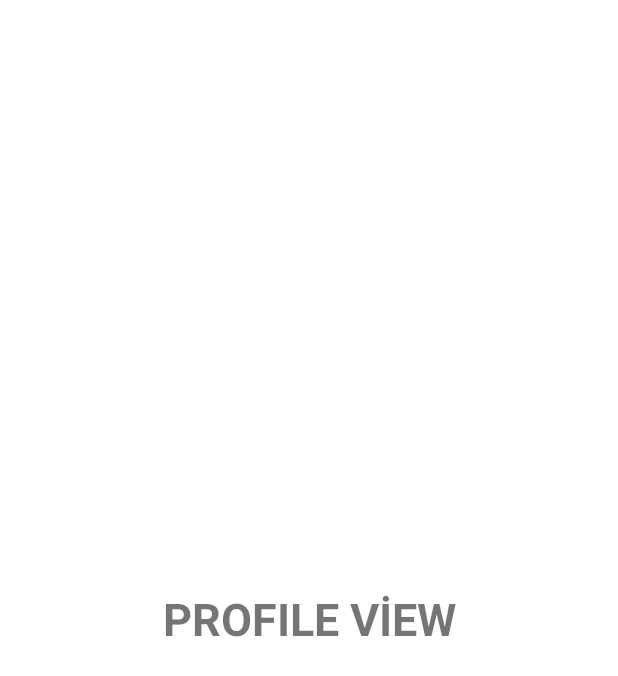
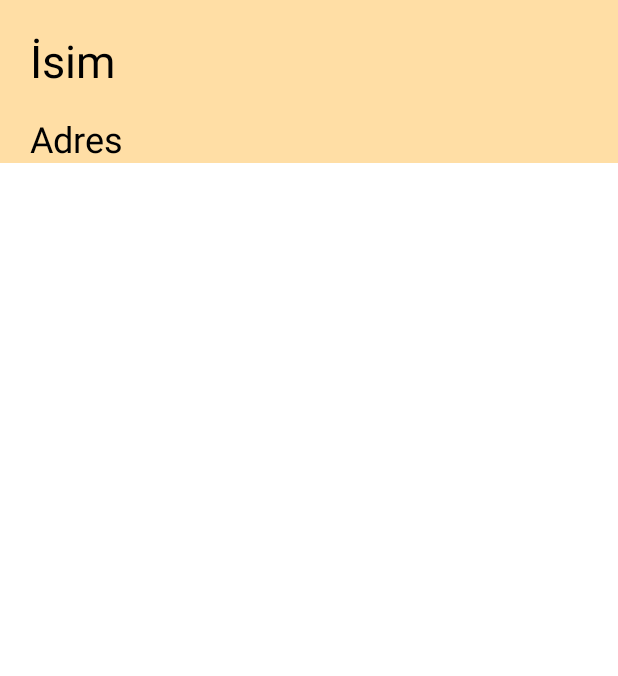
Before and after one commit to mertcanduldul/TradingMarketApp, an Android app: the layout profile_layout.xml on its own in the app's theme, with its tools: preview values and no code run, on a phone screen of 412 x 824 dp. Shown: the top 676 px of the screen. Run offline under Robolectric (Android 15) with nearby library versions, the phone set to English and light mode, and no system bars.

Commit message:
profile tasarımına başlandı

```diff
--- a/app/src/main/res/layout/profile_layout.xml
+++ b/app/src/main/res/layout/profile_layout.xml
@@ -5,16 +5,41 @@
     android:layout_width="match_parent"
     android:layout_height="match_parent">
 
-    <TextView
-        android:id="@+id/textView4"
-        android:layout_width="wrap_content"
+    <FrameLayout
+        android:id="@+id/frameLayout"
+        android:layout_width="match_parent"
+        android:layout_height="0dp"
+        android:background="#86FFC055"
+        app:layout_constraintEnd_toEndOf="parent"
+        app:layout_constraintStart_toStartOf="parent"
+        app:layout_constraintTop_toTopOf="parent">
+
+        <TextView
+            android:id="@+id/textName"
+            android:layout_width="wrap_content"
+            android:layout_height="wrap_content"
+            android:layout_marginStart="20dp"
+            android:layout_marginTop="20dp"
+            android:text="İsim"
+            android:textColor="@color/black"
+            android:textSize="30sp" />
+
+        <TextView
+            android:id="@+id/textAdres"
+            android:layout_width="wrap_content"
+            android:layout_height="wrap_content"
+            android:layout_marginStart="20dp"
+            android:layout_marginTop="76dp"
+            android:text="Adres"
+            android:textColor="@color/black"
+            android:textSize="24sp" />
+    </FrameLayout>
+
+    <androidx.recyclerview.widget.RecyclerView
+        android:layout_width="0dp"
         android:layout_height="wrap_content"
-        android:text="PROFILE VİEW"
-        android:textSize="30sp"
-        android:textStyle="bold"
-        app:layout_constraintBottom_toBottomOf="parent"
         app:layout_constraintEnd_toEndOf="parent"
-        app:layout_constraintHorizontal_bias="0.5"
         app:layout_constraintStart_toStartOf="parent"
-        app:layout_constraintTop_toTopOf="parent" />
+        app:layout_constraintTop_toBottomOf="@+id/frameLayout" />
+
 </androidx.constraintlayout.widget.ConstraintLayout>
```
